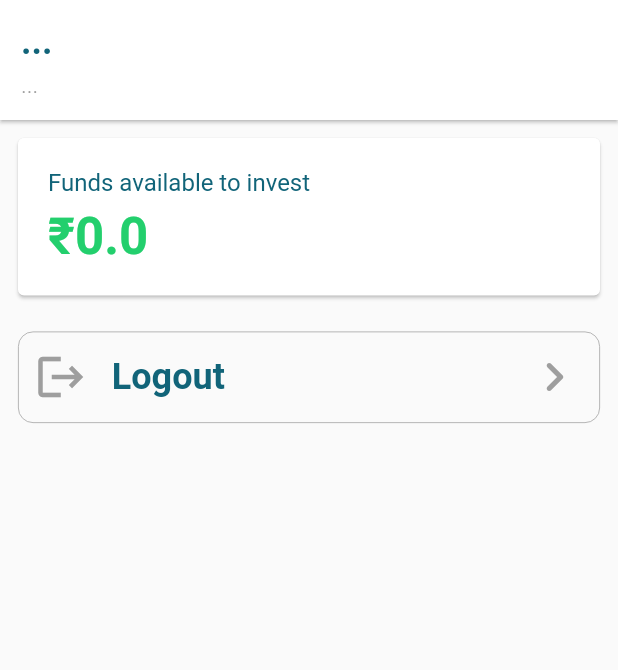
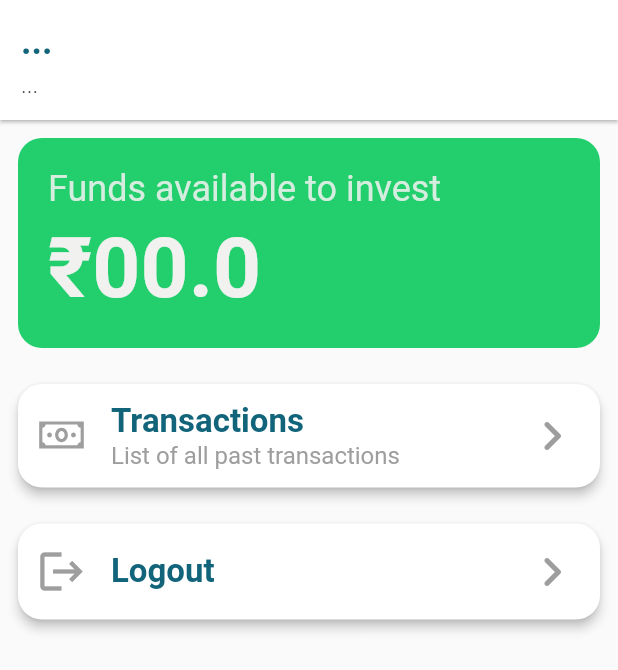
Before and after one commit to udz-codes/mockoin, a Flutter app: the SettingsScreen widget shown alone on an empty page, opened directly, on a phone screen of 412 x 824 dp. Shown: the top 670 px of the screen. Run offline on Flutter 3.47's test engine with Material 2 defaults, Android fonts, the phone set to English and light mode, and no system bars; our stand-ins replace flutter_dotenv, google_nav_bar, line_icons, loading_overlay, shared_preferences; accounts and stored records are empty; network calls fail.

Commit message:
Minor UI Updates

```diff
--- a/lib/components/funds_card.dart
+++ b/lib/components/funds_card.dart
@@ -15,6 +15,9 @@ class FundsCard extends StatelessWidget {
       margin: const EdgeInsets.all(8.0),
       width: double.infinity,
       child: Card(
+        elevation: 0,
+        shape: RoundedRectangleBorder(borderRadius: BorderRadius.circular(16.0)),
+        color: kColorGreen,
         child: Padding(
           padding: const EdgeInsets.all(20.0),
           child: Column(
@@ -22,14 +25,17 @@ class FundsCard extends StatelessWidget {
             children: [
               Text(
                 "Funds available to invest",
-                style: kHeadingStyleSm.copyWith(
-                  fontWeight: FontWeight.w400
+                style: kHeadingStyleMd.copyWith(
+                  fontWeight: FontWeight.w400,
+                  color: kColorGreenLight
                 )
               ),
               const SizedBox(height: 6),
               Text(
                 "₹" + amount,
-                style: kHeadingStyle.copyWith(color: kColorGreen)
+                style: kHeadingStyleXl.copyWith(
+                  color: kColorLight
+                )
               )
             ],
           ),
--- a/lib/components/touchable_tile.dart
+++ b/lib/components/touchable_tile.dart
@@ -18,25 +18,18 @@ class TouchableTile extends StatelessWidget {
   Widget build(BuildContext context) {
     return GestureDetector(
       onTap: () => onClick(),
-      child: Container(
-        width: double.infinity,
+      child: Card(
         margin: const EdgeInsets.all(12),
-        padding: const EdgeInsets.all(10),
-        decoration: BoxDecoration(
-          border: Border.all(
-            color: Colors.grey,
-            width: 0.5,
-          ),
-          borderRadius: const BorderRadius.all(
-            Radius.circular(10.0)
-          ),
-        ),
+        elevation: 3,
+        shape: RoundedRectangleBorder(borderRadius: BorderRadius.circular(16.0)),
+        child: Padding(
+          padding: const EdgeInsets.all(12.0),
           child: Row(
             crossAxisAlignment: CrossAxisAlignment.center,
             children: [
               Icon(
                 icon,
-              size: 36,
+                size: 34,
                 color: Colors.grey
               ),
               const SizedBox(width: 16),
@@ -44,9 +37,10 @@ class TouchableTile extends StatelessWidget {
                 child: Column(
                   crossAxisAlignment: CrossAxisAlignment.start,
                   children: [
-                  Text(textPrimary, style: kHeadingStyleMd),
+                    Text(textPrimary, style: kHeadingStyleMd.copyWith(fontSize: 22)),
                     if (textSecondary.isNotEmpty) Text(textSecondary, style: kHeadingStyleSm.copyWith(
-                    color: Colors.grey
+                      color: Colors.grey,
+                      fontWeight: FontWeight.w400
                     ),)
                   ],
                 ),
@@ -60,6 +54,7 @@ class TouchableTile extends StatelessWidget {
             ],
           ),
         ),
+      ),
     );
   }
 }
--- a/lib/constants.dart
+++ b/lib/constants.dart
@@ -12,7 +12,13 @@ const Color kColorDark = Color(0xff2E2E2E);
 const Color kColorLight = Color(0xfff1f1ef);
 
 // Text Styles
-const TextStyle kHeadingStyle = TextStyle(
+const TextStyle kHeadingStyleXl = TextStyle(
+  color: kColorBlue,
+  fontSize: 56,
+  fontWeight: FontWeight.w600,
+);
+
+const TextStyle kHeadingStyleLg = TextStyle(
   color: kColorBlue,
   fontSize: 34,
   fontWeight: FontWeight.w600,
--- a/lib/mockoin.dart
+++ b/lib/mockoin.dart
@@ -24,7 +24,6 @@ class _MockoinState extends State<Mockoin> {
       backgroundColor: kColorLight,
       body: SafeArea(
         child: const <Widget>[
-          Text("Token: "),
           Text('Prices'),
           Text('Portfolio'),
           SettingsScreen(),
@@ -35,24 +34,24 @@ class _MockoinState extends State<Mockoin> {
         ),
         child: SafeArea(
           child: Padding(
-            padding: const EdgeInsets.symmetric(horizontal: 15.0, vertical: 12),
+            padding: const EdgeInsets.symmetric(horizontal: 22.0, vertical: 12),
             child: GNav(
-              gap: 6,
-              iconSize: 28,
-              padding: const EdgeInsets.symmetric(horizontal: 14, vertical: 8),
+              gap: 10,
+              iconSize: 32,
+              padding: const EdgeInsets.symmetric(horizontal: 12, vertical: 8),
               duration: const Duration(milliseconds: 400),
               textStyle: const TextStyle(
                 fontSize: 20,
                 fontWeight: FontWeight.w600,
                 color: kColorLight,
               ),
+              mainAxisAlignment: MainAxisAlignment.spaceBetween,
               rippleColor: kColorGreenLight,
               hoverColor: kColorGreenLight,
               color: kColorGreen,
               activeColor: kColorLight,
               tabBackgroundColor: kColorGreen,
               tabs: const [
-                GButton(icon: LineIcons.home, text: 'Home'),
                 GButton(icon: LineIcons.barChartAlt, text: 'Prices'),
                 GButton(icon: LineIcons.wallet, text: 'Portfolio'),
                 GButton(icon: LineIcons.cog, text: 'Settings'),
--- a/lib/screens/login_screen.dart
+++ b/lib/screens/login_screen.dart
@@ -123,7 +123,7 @@ class _LoginScreenState extends State<LoginScreen> {
                 children: [
                   const Text(
                     'Login',
-                    style: kHeadingStyle,
+                    style: kHeadingStyleLg,
                   ),
                   const SizedBox(height: 30,),
                   TextInputBar(
--- a/lib/screens/register_screen.dart
+++ b/lib/screens/register_screen.dart
@@ -154,7 +154,7 @@ class _RegisterScreenState extends State<RegisterScreen> {
                 children: [
                   const Text(
                     'Register',
-                    style: kHeadingStyle,
+                    style: kHeadingStyleLg,
                   ),
                   const SizedBox(height: 30,),
                   TextInputBar(
--- a/lib/screens/settings_screen.dart
+++ b/lib/screens/settings_screen.dart
@@ -26,7 +26,7 @@ class _SettingsScreenState extends State<SettingsScreen> {
   Map<dynamic, dynamic> userData = {
     "name": "...",
     "email": "...",
-    "funds": "0.0"
+    "funds": "00.0"
   };
 
   void fetchUser() async {
@@ -45,7 +45,6 @@ class _SettingsScreenState extends State<SettingsScreen> {
   @override
   Widget build(BuildContext context) {
     bool isLogged = context.watch<AuthProvider>().isLogged;
-    // print(userData);
 
     return SizedBox(
       width: double.infinity,
@@ -66,7 +65,7 @@ class _SettingsScreenState extends State<SettingsScreen> {
                     Text(userData["name"].toString(), style: kHeadingStyleMd),
                     const SizedBox(height: 5,),
                     Text(userData["email"].toString(), style: kHeadingStyleSm.copyWith(
-                      color: Colors.grey
+                      color: kColorDark
                     )),
                   ],
                 ),
@@ -88,12 +87,21 @@ class _SettingsScreenState extends State<SettingsScreen> {
 
           if(isLogged) FundsCard(amount: userData["funds"].toString()),
 
-          isLogged? TouchableTile(
-            textPrimary: "Logout",
-            icon: Icons.logout,
-            onClick: ()  async{
-              await userService.logout(context: context).then((value) => fetchUser());
-            },
+          isLogged? Column(
+            children: [
+              TouchableTile(
+                textPrimary: "Transactions",
+                textSecondary: "List of all past transactions",
+                icon: LineIcons.moneyBill,
+                onClick: () => print('Transactions'),
+              ), TouchableTile(
+                textPrimary: "Logout",
+                icon: Icons.logout,
+                onClick: ()  async{
+                  await userService.logout(context: context).then((value) => fetchUser());
+                },
+              ),
+            ],
           ) : TouchableTile(
             textPrimary: "Sign up or Login",
             textSecondary: "Create an account or login",
```
Lines whose indentation alone changed are shown as unchanged.
